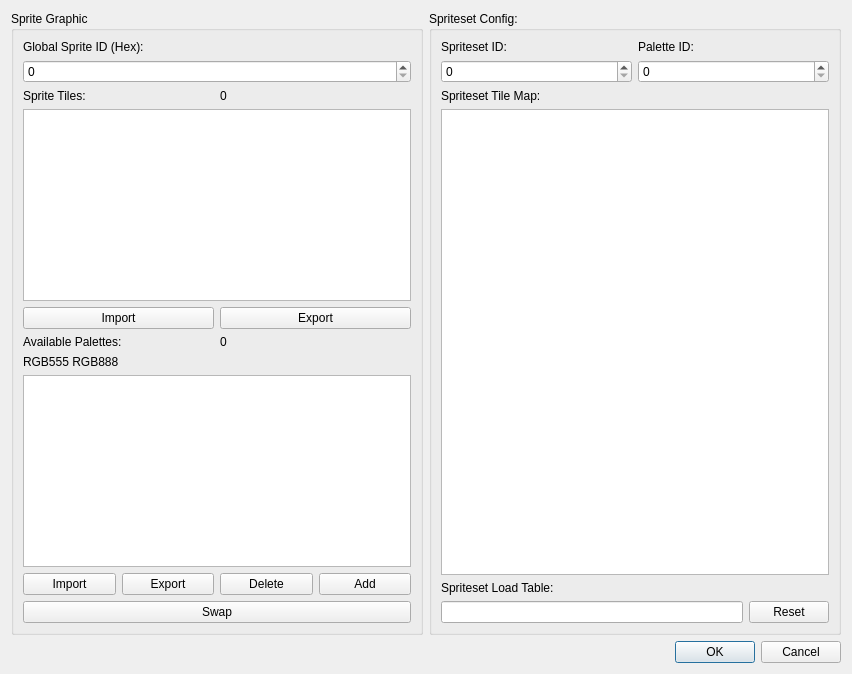
The window that Dialog/SpritesEditorDialog.ui (wario-land/WL4Editor) describes before a commit, drawn with Qt 5.
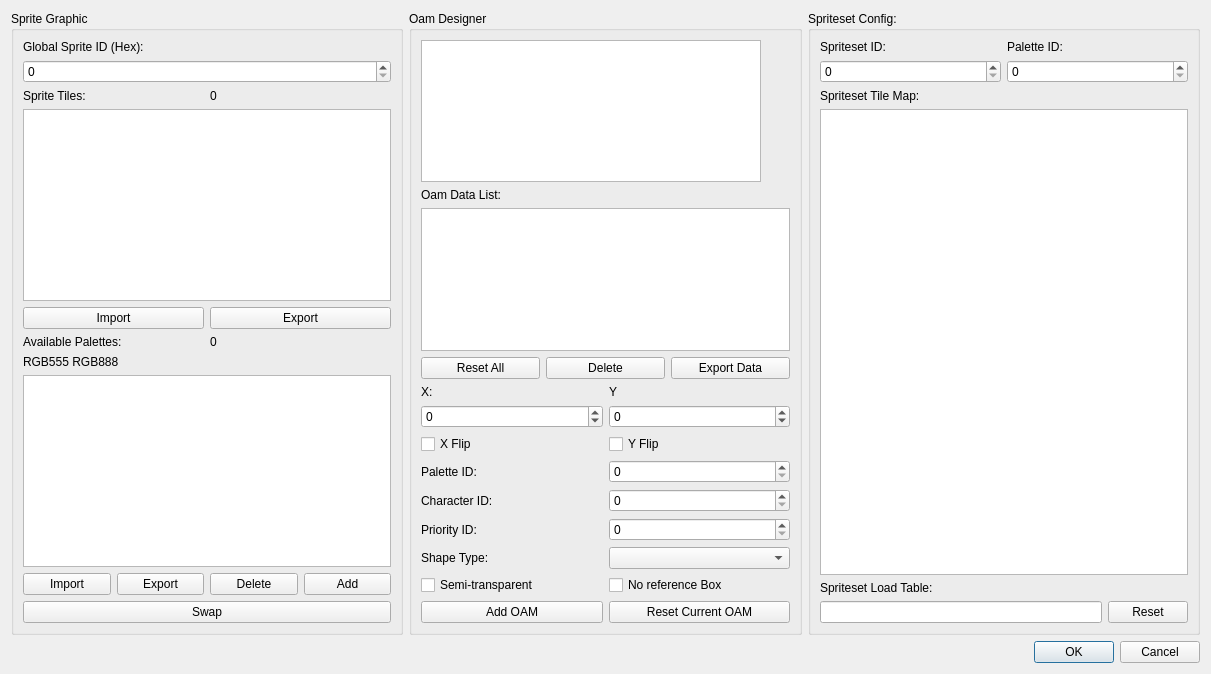
The same window after the commit. Custom widgets are drawn as their Qt base class.

Commit message:
Add Oam Designer (#310)
* Add OAM Designer

the first part of thing works (WIP)

* the whole new feature works

* several bugfixes on the new feature

* more small fix and sync the listview every time we rerender oam

* resize the sprites editor window so it looks better

* final bugfixes and optimization

* requested changes

* more requested changes

The edit to the form file:
```diff
--- a/Dialog/SpritesEditorDialog.ui
+++ b/Dialog/SpritesEditorDialog.ui
@@ -6,7 +6,7 @@
    <rect>
     <x>0</x>
     <y>0</y>
-    <width>852</width>
+    <width>1211</width>
     <height>674</height>
    </rect>
   </property>
@@ -194,6 +194,198 @@
        </layout>
       </widget>
      </item>
+     <item>
+      <widget class="QGroupBox" name="groupBox_OamDesigner">
+       <property name="title">
+        <string>Oam Designer</string>
+       </property>
+       <layout class="QVBoxLayout" name="verticalLayout_4">
+        <item>
+         <widget class="QGraphicsView" name="graphicsView_OamDesignView">
+          <property name="maximumSize">
+           <size>
+            <width>340</width>
+            <height>16777215</height>
+           </size>
+          </property>
+         </widget>
+        </item>
+        <item>
+         <widget class="QLabel" name="label_OamDataList">
+          <property name="text">
+           <string>Oam Data List:</string>
+          </property>
+         </widget>
+        </item>
+        <item>
+         <widget class="QListView" name="listView_OamDataList"/>
+        </item>
+        <item>
+         <layout class="QHBoxLayout" name="horizontalLayout_10">
+          <property name="topMargin">
+           <number>0</number>
+          </property>
+          <item>
+           <widget class="QPushButton" name="pushButton_ResetAllOamData">
+            <property name="text">
+             <string>Reset All</string>
+            </property>
+           </widget>
+          </item>
+          <item>
+           <widget class="QPushButton" name="pushButton_DeleteCurOam">
+            <property name="text">
+             <string>Delete</string>
+            </property>
+           </widget>
+          </item>
+          <item>
+           <widget class="QPushButton" name="pushButton_ExportOAMData">
+            <property name="text">
+             <string>Export Data</string>
+            </property>
+           </widget>
+          </item>
+         </layout>
+        </item>
+        <item>
+         <layout class="QGridLayout" name="gridLayout">
+          <property name="topMargin">
+           <number>0</number>
+          </property>
+          <item row="3" column="0">
+           <widget class="QLabel" name="label_OamPal">
+            <property name="text">
+             <string>Palette ID:</string>
+            </property>
+           </widget>
+          </item>
+          <item row="5" column="1">
+           <widget class="QSpinBox" name="spinBox_OAMPriority">
+            <property name="maximum">
+             <number>3</number>
+            </property>
+           </widget>
+          </item>
+          <item row="4" column="0">
+           <widget class="QLabel" name="label_OAMCharID">
+            <property name="text">
+             <string>Character ID:</string>
+            </property>
+           </widget>
+          </item>
+          <item row="1" column="1">
+           <widget class="QSpinBox" name="spinBox_OamY">
+            <property name="minimum">
+             <number>-128</number>
+            </property>
+            <property name="maximum">
+             <number>127</number>
+            </property>
+           </widget>
+          </item>
+          <item row="2" column="1">
+           <widget class="QCheckBox" name="checkBox_OAMYFlip">
+            <property name="text">
+             <string>Y Flip</string>
+            </property>
+           </widget>
+          </item>
+          <item row="0" column="0">
+           <widget class="QLabel" name="label_OamX">
+            <property name="text">
+             <string>X:</string>
+            </property>
+           </widget>
+          </item>
+          <item row="0" column="1">
+           <widget class="QLabel" name="label_OamY">
+            <property name="text">
+             <string>Y</string>
+            </property>
+           </widget>
+          </item>
+          <item row="5" column="0">
+           <widget class="QLabel" name="label_OAMPriority">
+            <property name="text">
+             <string>Priority ID:</string>
+            </property>
+           </widget>
+          </item>
+          <item row="8" column="1">
+           <widget class="QPushButton" name="pushButton_ResetCurOAM">
+            <property name="text">
+             <string>Reset Current OAM</string>
+            </property>
+           </widget>
+          </item>
+          <item row="4" column="1">
+           <widget class="QSpinBox" name="spinBox_OAMCharId">
+            <property name="maximum">
+             <number>1023</number>
+            </property>
+           </widget>
+          </item>
+          <item row="8" column="0">
+           <widget class="QPushButton" name="pushButton_AddOAM">
+            <property name="text">
+             <string>Add OAM</string>
+            </property>
+           </widget>
+          </item>
+          <item row="6" column="1">
+           <widget class="QComboBox" name="comboBox_OamShapeType"/>
+          </item>
+          <item row="3" column="1">
+           <widget class="QSpinBox" name="spinBox_OamPalID">
+            <property name="maximum">
+             <number>15</number>
+            </property>
+           </widget>
+          </item>
+          <item row="2" column="0">
+           <widget class="QCheckBox" name="checkBox_OAMXFlip">
+            <property name="text">
+             <string>X Flip</string>
+            </property>
+           </widget>
+          </item>
+          <item row="6" column="0">
+           <widget class="QLabel" name="label_OAMShapeType">
+            <property name="text">
+             <string>Shape Type:</string>
+            </property>
+           </widget>
+          </item>
+          <item row="1" column="0">
+           <widget class="QSpinBox" name="spinBox_OamX">
+            <property name="minimum">
+             <number>-256</number>
+            </property>
+            <property name="maximum">
+             <number>255</number>
+            </property>
+           </widget>
+          </item>
+          <item row="7" column="0">
+           <widget class="QCheckBox" name="checkBox_OAMSemiTransparency">
+            <property name="text">
+             <string>Semi-transparent</string>
+            </property>
+           </widget>
+          </item>
+          <item row="7" column="1">
+           <widget class="QCheckBox" name="checkBox_NoReferBox">
+            <property name="text">
+             <string>No reference Box</string>
+            </property>
+           </widget>
+          </item>
+         </layout>
+        </item>
+       </layout>
+      </widget>
+     </item>
      <item>
       <widget class="QGroupBox" name="groupBox_Spriteset">
        <property name="title">
```
The commit also changes 4 other files.
